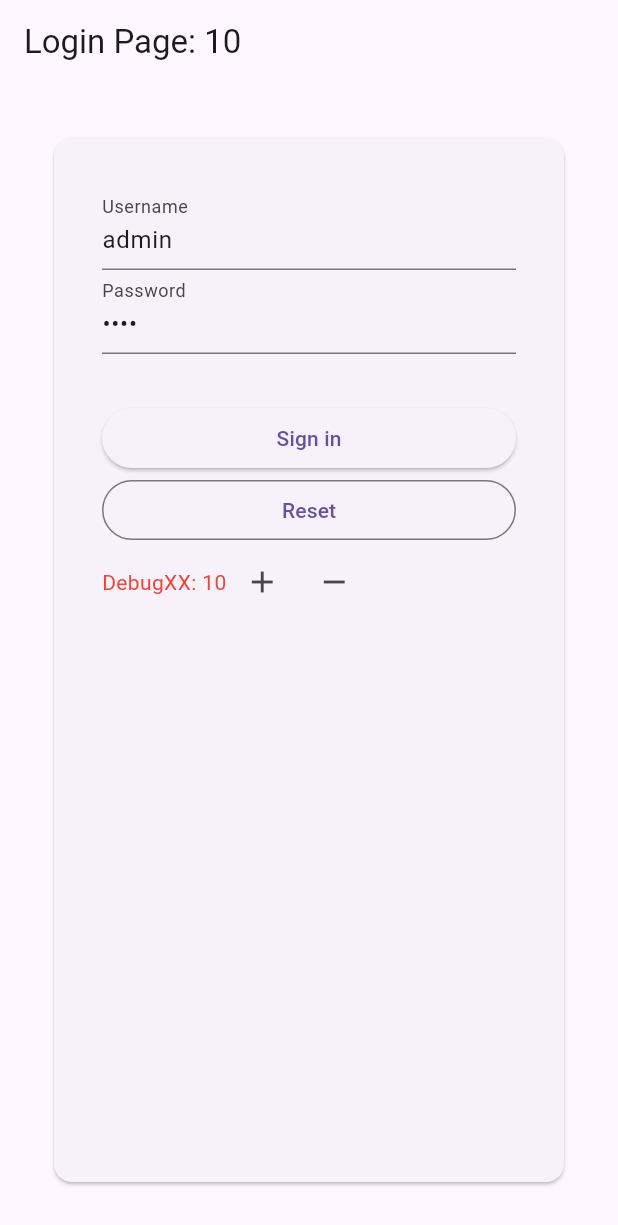
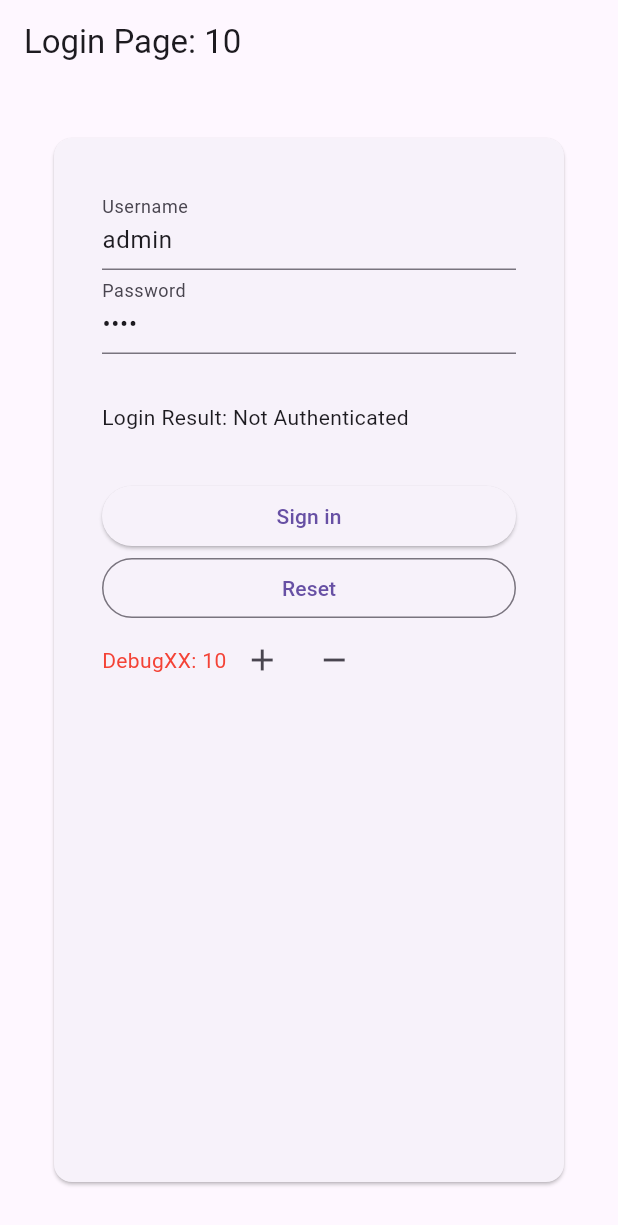
Before and after one commit to patt502090/flutter-playground, a Flutter app: the screen it shows after launch, on a phone screen of 412 x 824 dp. Shown: the top 1225 px of the screen. Run offline on Flutter 3.47's test engine with Material 3 defaults, Android fonts, the phone set to English and light mode, and no system bars; our stand-ins replace bloc, equatable, flutter_bloc.

Commit message:
feat: display authentication result in LoginPage based on LoginState

```diff
--- a/lib/src/pages/login_page/login_page.dart
+++ b/lib/src/pages/login_page/login_page.dart
@@ -1,6 +1,7 @@
 import 'package:flutter/material.dart';
 import 'package:flutter_bloc/flutter_bloc.dart';
 import 'package:flutter_demo_0/src/bloc/bloc/login_bloc.dart';
+import 'package:flutter_demo_0/src/models/user.dart';
 
 import '../routes.dart';
 
@@ -52,7 +53,14 @@ class _LoginPageState extends State<LoginPage> {
                 children: [
                   ..._buildTextFields(),
                   const SizedBox(height: 32),
+                  BlocBuilder<LoginBloc, LoginState>(
+                    builder: (context, state) {
+                      return Text("Login Result: ${state.isAuthenticated ? "Authenticated" : "Not Authenticated"}");
+                    },
+                  ),
+                  const SizedBox(height: 32),
                   ..._buildButtons(),
+
                   Row(
                     children: [
                       // ใช้ BlocBuilder เพื่อสร้าง widget ที่สามารถ rebuild ใหม่เมื่อ state ของ LoginBloc เปลี่ยนแปลง โดยใช้ state.count เพื่อแสดงค่าของ count ใน state ของ LoginBloc
@@ -86,8 +94,13 @@ class _LoginPageState extends State<LoginPage> {
   }
 
   void _handleClickLogin() {
-    print('Login: with ${_usernameController.text}');
-    Navigator.pushNamed(context, AppRoute.home);
+    // print('Login: with ${_usernameController.text}');
+    // Navigator.pushNamed(context, AppRoute.home);
+    final user = User(
+      username: _usernameController.text,
+      password: _passwordController.text,
+    );
+    context.read<LoginBloc>().add(LoginEventLogin(payload: user));
   }
 
   void _handleClickReset() {
```
